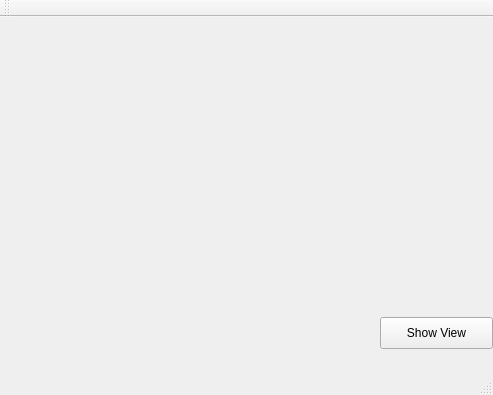
Old version of the form WallsAndHoles/mainwindow.ui in the repository Bdtrotte/3D-Map-Gen.
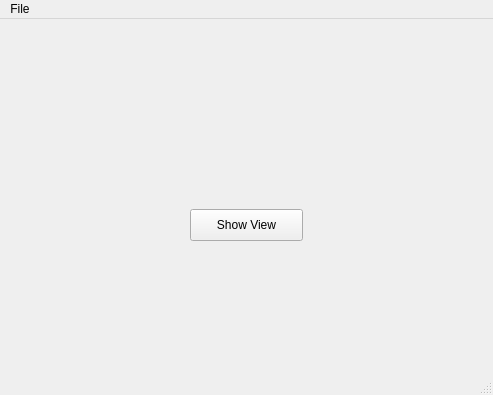
New version of the form.

Commit message: Created Editor class, and implemented some base functionallity

```diff
--- a/WallsAndHoles/mainwindow.ui
+++ b/WallsAndHoles/mainwindow.ui
@@ -17,8 +17,8 @@
    <widget class="QPushButton" name="pushButton">
     <property name="geometry">
      <rect>
-      <x>380</x>
-      <y>300</y>
+      <x>190</x>
+      <y>190</y>
       <width>113</width>
       <height>32</height>
      </rect>
@@ -34,28 +34,19 @@
      <x>0</x>
      <y>0</y>
      <width>493</width>
-     <height>22</height>
+     <height>21</height>
     </rect>
    </property>
-  </widget>
-  <widget class="QToolBar" name="mainToolBar">
-   <attribute name="toolBarArea">
-    <enum>TopToolBarArea</enum>
-   </attribute>
-   <attribute name="toolBarBreak">
-    <bool>false</bool>
-   </attribute>
+   <widget class="QMenu" name="menuFile">
+    <property name="title">
+     <string>File</string>
+    </property>
+   </widget>
+   <addaction name="menuFile"/>
   </widget>
   <widget class="QStatusBar" name="statusBar"/>
  </widget>
  <layoutdefault spacing="6" margin="11"/>
- <customwidgets>
-  <customwidget>
-   <class>MapView</class>
-   <extends>QGraphicsView</extends>
-   <header>mapview.h</header>
-  </customwidget>
- </customwidgets>
  <resources/>
  <connections/>
 </ui>
```
Left out of the diff: 5 changed lines with no effect on the pictures. The commit also changes 8 other files.
